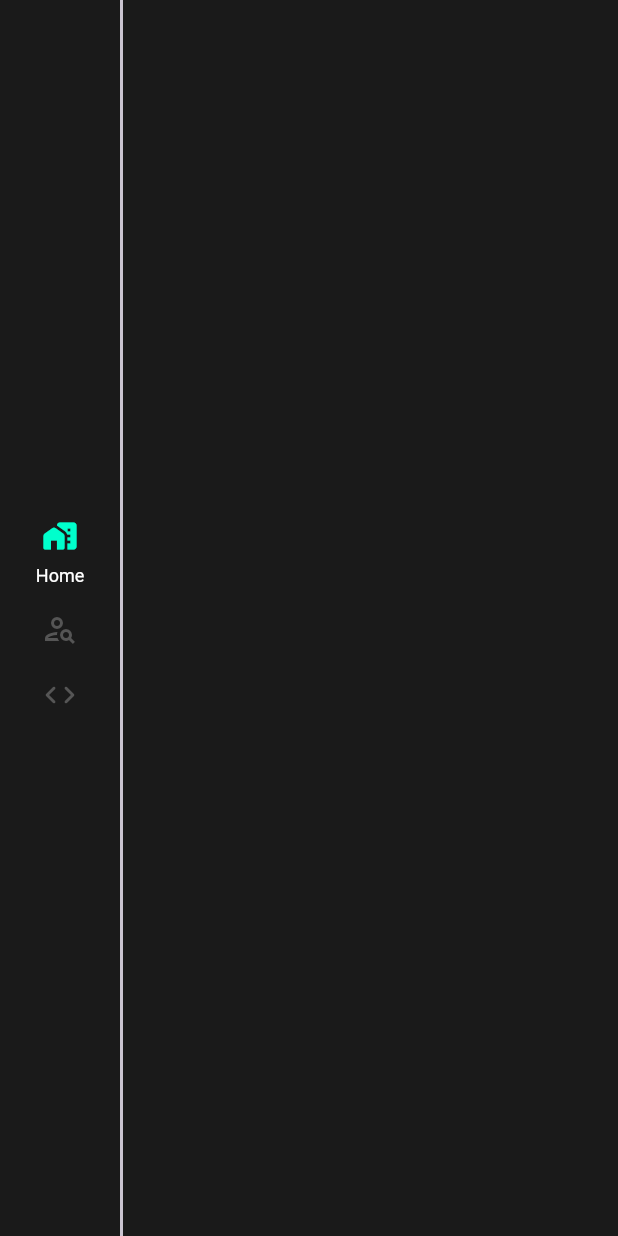
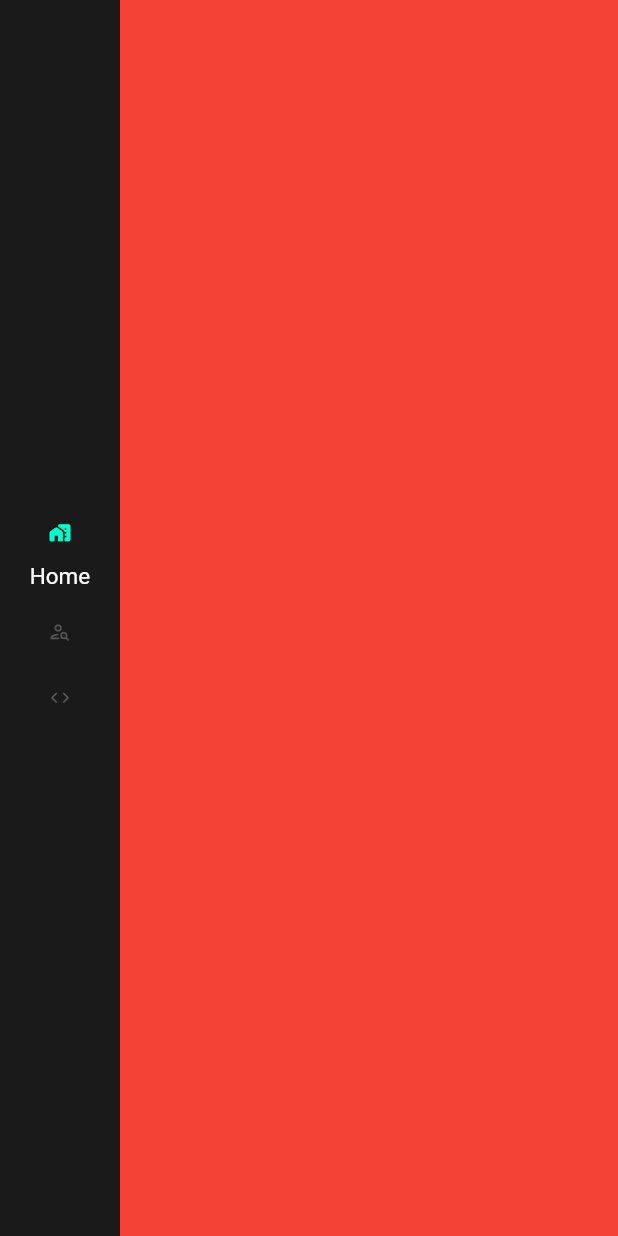
Before and after one commit to C0routine/C0routine.github.io, a Flutter app: the screen it shows after launch, on a phone screen of 412 x 824 dp. Run offline on Flutter 3.47's test engine with Material 2 defaults, Android fonts, the phone set to English and light mode, and no system bars; our stand-ins replace go_router.

Commit message:
fix/app theme, root screen fix

```diff
--- a/lib/utils/app_theme.dart
+++ b/lib/utils/app_theme.dart
@@ -2,6 +2,7 @@ import 'package:flutter/material.dart';
 
 import 'package:blog/utils/app_color.dart';
 
+// TODO Mobile 환경 size 재조정 필요
 class AppTheme {
   static ThemeData responsive(bool isExtend) {
     return ThemeData(
@@ -9,16 +10,26 @@ class AppTheme {
       textTheme: isExtend ? desktopTextTheme : mobileTextTheme,
       scaffoldBackgroundColor: AppColor.background,
       navigationRailTheme: NavigationRailThemeData(
+        useIndicator: true,
+        indicatorColor: Colors.transparent,
         backgroundColor: AppColor.background,
-        selectedLabelTextStyle: isExtend ? desktopTextTheme.bodyMedium : mobileTextTheme.bodyMedium,
-        unselectedLabelTextStyle: isExtend ? desktopTextTheme.bodyMedium : mobileTextTheme.bodyMedium,
+        selectedLabelTextStyle: isExtend ? desktopTextTheme.titleSmall : mobileTextTheme.bodyMedium,
+        selectedIconTheme: IconThemeData(color: AppColor.accent, size: isExtend ? 25 : 15),
+        unselectedIconTheme: IconThemeData(color: AppColor.disable, size: isExtend ? 22 : 15),
       ),
     );
   }
 
   static const TextTheme desktopTextTheme = TextTheme(
+    // 소제목
+    titleSmall: TextStyle(
+      fontSize: 18,
+      color: AppColor.text,
+      fontWeight: FontWeight.w400,
+    ),
+    // 일반 크기
     bodyMedium: TextStyle(
-      fontSize: 17,
+      fontSize: 15,
       color: AppColor.text,
       fontWeight: FontWeight.w400,
     ),
@@ -26,7 +37,7 @@ class AppTheme {
 
   static const TextTheme mobileTextTheme = TextTheme(
     bodyMedium: TextStyle(
-      fontSize: 12,
+      fontSize: 15,
       color: AppColor.text,
       fontWeight: FontWeight.w400,
     ),
--- a/lib/view/screens/root_screen.dart
+++ b/lib/view/screens/root_screen.dart
@@ -1,5 +1,3 @@
-import 'package:blog/utils/app_color.dart';
-import 'package:blog/utils/app_style.dart';
 import 'package:flutter/material.dart';
 
 class RootScreen extends StatefulWidget {
@@ -14,37 +12,38 @@ class _RootScreenState extends State<RootScreen> {
 
   @override
   Widget build(BuildContext context) {
+    List<Widget> screenList = [
+      Container(color: Colors.red),
+      Container(color: Colors.green),
+      Container(color: Colors.blue),
+    ];
+
     return Scaffold(
       body: Row(
         children: [
           NavigationRail(
             // rail 확장
             extended: false,
-            useIndicator: true,
-            indicatorColor: Colors.transparent,
             // icons 위치
             groupAlignment: 0.0,
             // select 한 label text 만 show
             labelType: NavigationRailLabelType.selected,
             // rail icon setting
-            destinations: <NavigationRailDestination>[
+            destinations: const <NavigationRailDestination>[
               NavigationRailDestination(
-                icon: Icon(Icons.maps_home_work_outlined, color: AppColor.disable),
-                selectedIcon: Icon(Icons.maps_home_work_rounded, color: AppColor.accent),
+                icon: Icon(Icons.maps_home_work_outlined),
+                selectedIcon: Icon(Icons.maps_home_work_rounded),
                 label: Text('Home'),
               ),
               NavigationRailDestination(
-                icon: Icon(Icons.person_search_outlined, color: AppColor.disable),
-                selectedIcon: Icon(Icons.person_search_rounded, color: AppColor.accent),
-                label: Text('Portfolio'),
+                icon: Icon(Icons.person_search_outlined),
+                selectedIcon: Icon(Icons.person_search_rounded),
+                label: Text('Profile'),
               ),
               NavigationRailDestination(
-                icon: Icon(Icons.code_rounded, color: AppColor.disable),
-                selectedIcon: Icon(Icons.code_rounded, color: AppColor.accent),
-                label: Text(
-                  'Tech',
-                  style: Theme.of(context).textTheme.bodyMedium,
-                ),
+                icon: Icon(Icons.code_rounded),
+                selectedIcon: Icon(Icons.code_rounded),
+                label: Text('Tech'),
               ),
             ],
             // rail selected change
@@ -58,13 +57,8 @@ class _RootScreenState extends State<RootScreen> {
             // rail select value
             selectedIndex: _selectIndex,
           ),
-          const VerticalDivider(thickness: 2, width: 0),
-          Expanded(
-            child: Column(
-              crossAxisAlignment: CrossAxisAlignment.start,
-              children: [],
-            ),
-          ),
+          const VerticalDivider(thickness: 0.16, width: 0),
+          Expanded(child: screenList[_selectIndex]),
         ],
       ),
     );
```
